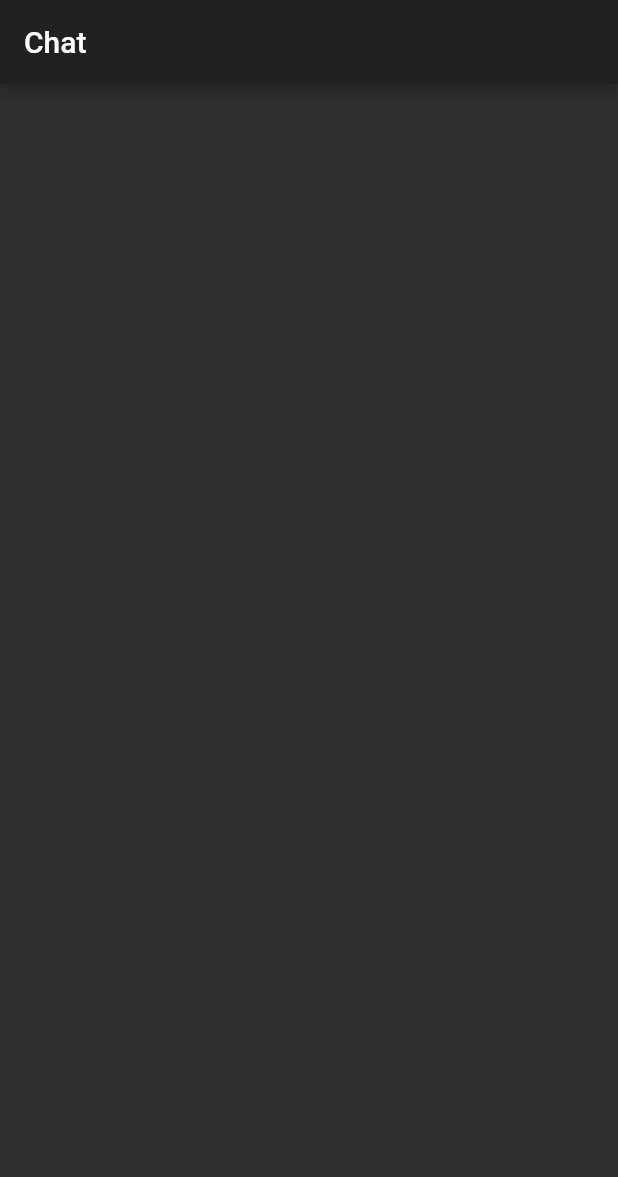
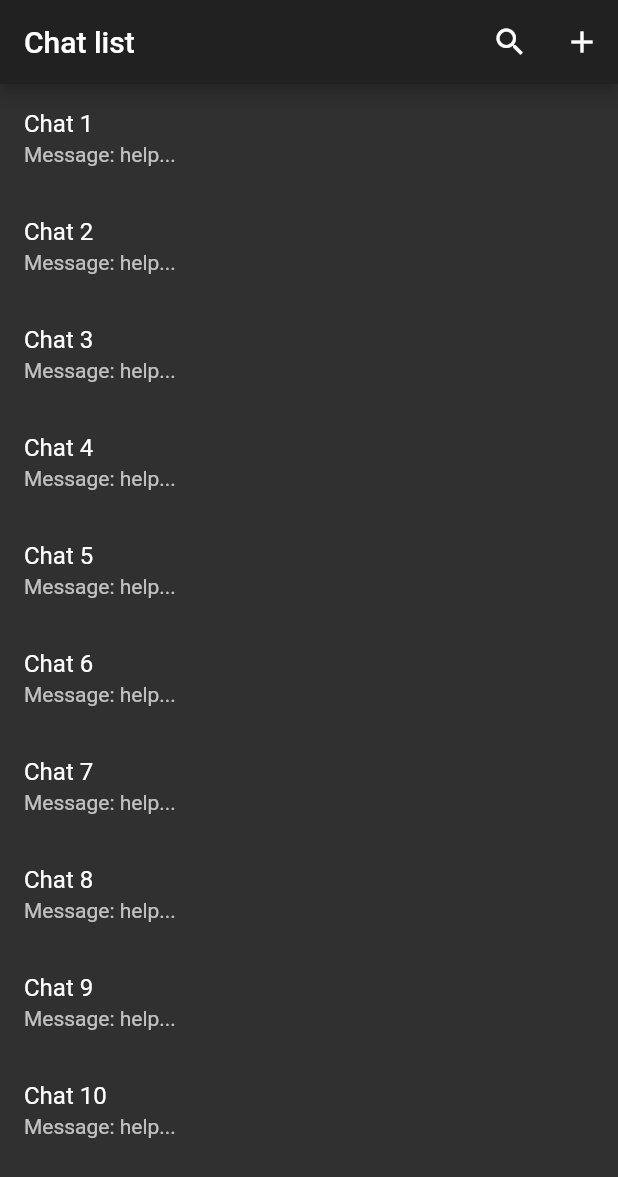
Before and after one commit to joaopaulogse/hack19flutter, a Flutter app: the screen it shows after launch, on a phone screen of 412 x 824 dp. Shown: the top 1177 px of the screen. Run offline on Flutter 3.47's test engine with Material 2 defaults, Android fonts, the phone set to English and light mode, and no system bars.

Commit message:
feat: :cool: pages chat list

```diff
--- a/lib/main.dart
+++ b/lib/main.dart
@@ -1,4 +1,5 @@
 import 'package:flutter/material.dart';
+import 'package:hack19flutter/pages/chat_list.dart';
 import 'package:hack19flutter/pages/my_home_page.dart';
 
 void main() => runApp(MyApp());
@@ -10,7 +11,8 @@ class MyApp extends StatelessWidget {
     return MaterialApp(
       title: 'Flutter Chat',
       theme: ThemeData.dark(),
-      home: MyHomePage(title: 'Chat'),
+      debugShowCheckedModeBanner: false,
+      home: ChatList(),
     );
   }
 }
--- /dev/null
+++ b/lib/pages/chat_list.dart
@@ -0,0 +1,103 @@
+import 'package:flutter/material.dart';
+
+class ChatList extends StatefulWidget {
+  ChatList({Key key}) : super(key: key);
+
+  _ChatListState createState() => _ChatListState();
+}
+
+class _ChatListState extends State<ChatList> {
+  bool titleOrSearch;
+
+  List<String> list = [
+    "Chat 1",
+    "Chat 2",
+    "Chat 3",
+    "Chat 4",
+    "Chat 5",
+    "Chat 6",
+    "Chat 7",
+    "Chat 8",
+    "Chat 9",
+    "Chat 10"
+  ];
+  List<String> listFilter = [];
+  @override
+  void initState() {
+    super.initState();
+    titleOrSearch = true;
+    listFilter = list;
+  }
+
+  @override
+  Widget build(BuildContext context) {
+    return Scaffold(
+      appBar: AppBar(
+        title: titleOrSearch == true
+            ? Text("Chat list")
+            : TextField(
+                autofocus: true,
+                onChanged: (value) {
+                  setState(() {
+                    listFilter = list
+                        .where((String text) => text.contains(value))
+                        .toList();
+                  });
+                },
+              ),
+        actions: <Widget>[
+          IconButton(
+            icon: Icon(Icons.search),
+            onPressed: () {
+              setState(() {
+                titleOrSearch = !titleOrSearch;
+              });
+            },
+          ),
+          IconButton(
+            icon: Icon(Icons.add),
+            onPressed: () {},
+          )
+        ],
+      ),
+      body: Container(
+          child: ListView.builder(
+        itemCount: listFilter.length,
+        itemBuilder: (context, index) {
+          final item = listFilter[index];
+          return Dismissible(
+            key: Key(item),
+            onDismissed: (direction) {
+              setState(() {
+                listFilter.removeAt(index);
+              });
+
+              Scaffold.of(context).showSnackBar(
+                  SnackBar(content: Text("$item deleted")));
+            },
+            background: Container(
+              color: Colors.red,
+              child: Padding(
+                padding: const EdgeInsets.all(8.0),
+                child: Row(
+                  mainAxisAlignment: MainAxisAlignment.spaceBetween,
+                  children: <Widget>[
+                    Icon(Icons.delete),
+                    Icon(Icons.delete),
+                  ],
+                ),
+              ),
+            ),
+            child: ListTile(
+              title: Text("$item"),
+              subtitle: Text("Message: help..."),
+              onTap: () {
+                print("tap");
+              },
+            ),
+          );
+        },
+      )),
+    );
+  }
+}
```
Also changed, not shown: 2 other files.
